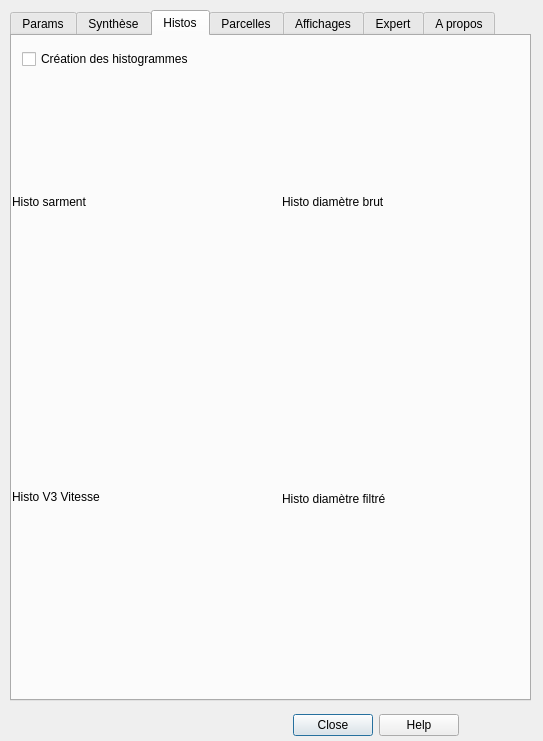
First picture: the form in Physiocap3_dialog_base.ui, repository jhemmi/Physiocap3, before the edit.
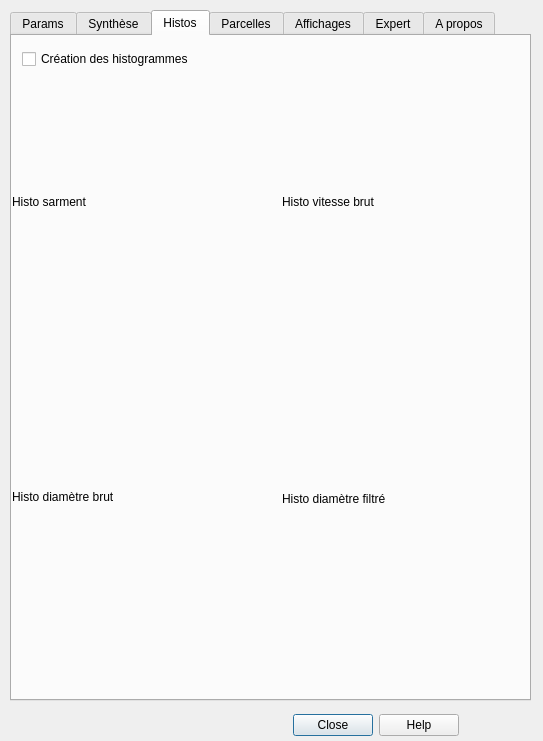
Second picture: the form after the edit. The open tabs and pages were chosen to show the change.

```diff
--- a/Physiocap3_dialog_base.ui
+++ b/Physiocap3_dialog_base.ui
@@ -1013,7 +1013,7 @@
       <bool>true</bool>
      </property>
     </widget>
-    <widget class="QLabel" name="label_histo_diametre_avant">
+    <widget class="QLabel" name="label_histo_vitesse">
      <property name="geometry">
       <rect>
        <x>270</x>
@@ -1023,7 +1023,7 @@
       </rect>
      </property>
      <property name="text">
-      <string>Histo diamètre brut</string>
+      <string>Histo vitesse brut</string>
      </property>
      <property name="scaledContents">
       <bool>true</bool>
@@ -1061,7 +1061,7 @@
       <string>Création des histogrammes</string>
      </property>
     </widget>
-    <widget class="QLabel" name="label_histo_Azimut">
+    <widget class="QLabel" name="label_histo_diametre_avant">
      <property name="geometry">
       <rect>
        <x>0</x>
@@ -1071,7 +1071,7 @@
       </rect>
      </property>
      <property name="text">
-      <string>Histo V3 Vitesse</string>
+      <string>Histo diamètre brut</string>
      </property>
      <property name="scaledContents">
       <bool>true</bool>
```
Left out of the diff: 2 changed lines with no effect on the pictures.
